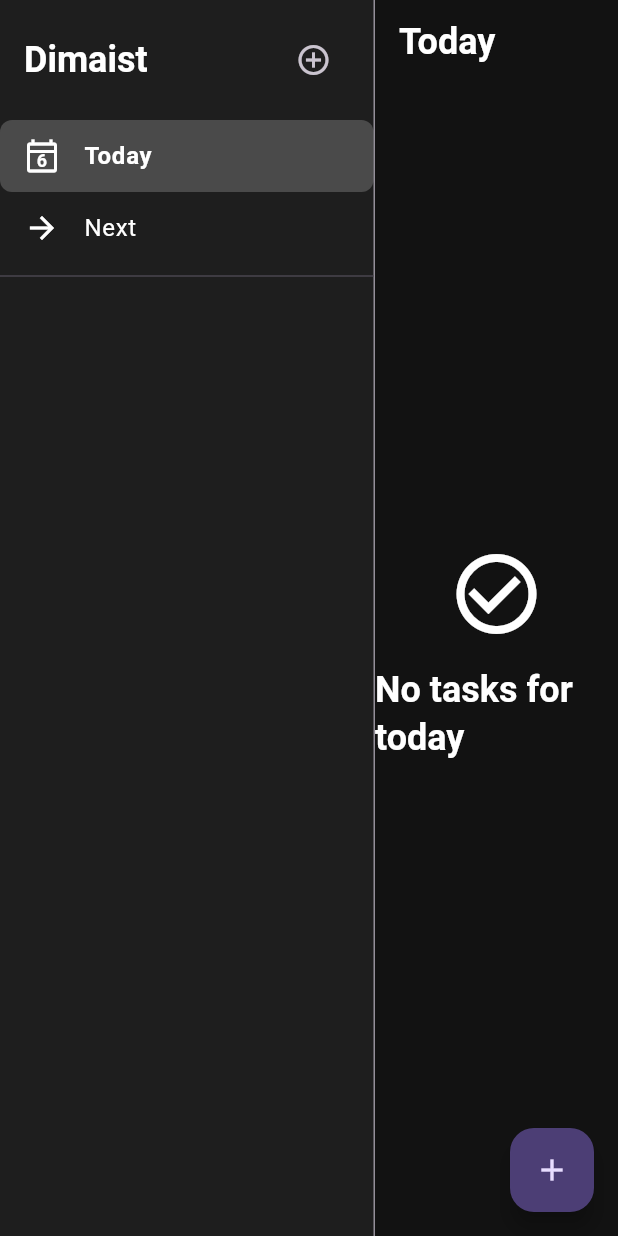
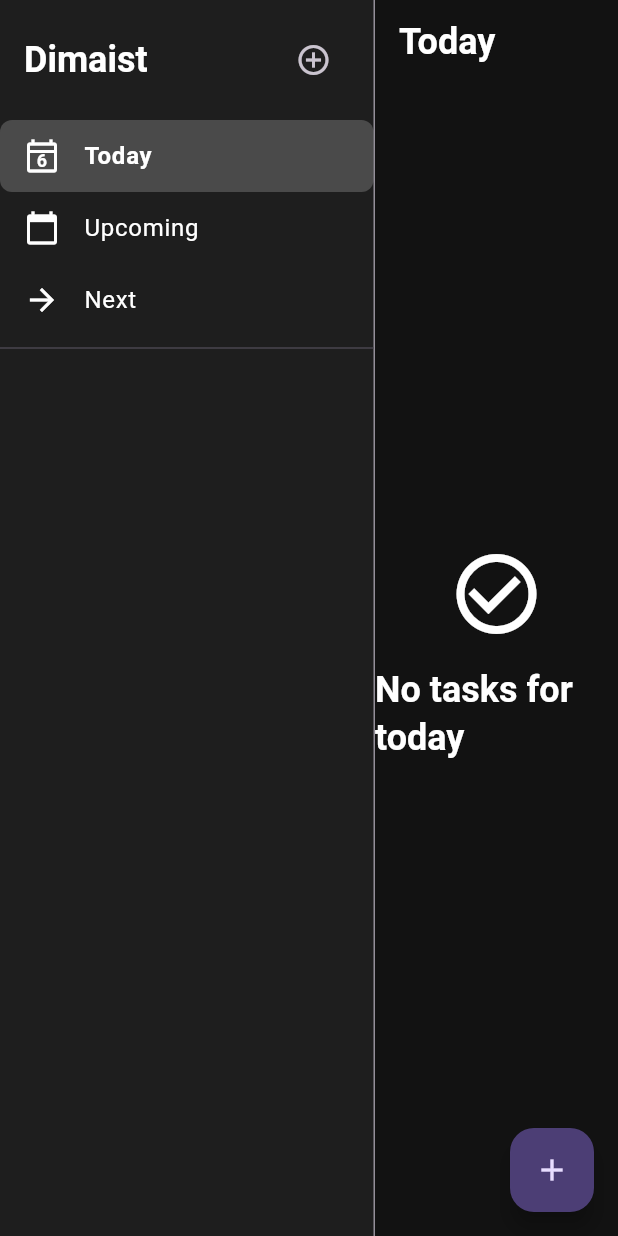
Before and after one commit to festeh/goals, a Flutter app: the screen it shows after launch, after a tap on the "add circle outline" icon, on a phone screen of 412 x 824 dp. Run offline on Flutter 3.47's test engine with Material 3 defaults, Android fonts, the phone set to English and light mode, and no system bars; our stand-ins replace google_fonts; missing offline and left inert: tray_manager; network calls fail.

Commit message:
upcoming

```diff
--- a/frontend/lib/screens/task_screen.dart
+++ b/frontend/lib/screens/task_screen.dart
@@ -37,6 +37,17 @@ class TaskScreenState extends State<TaskScreen> {
         final taskDueDate =
             DateTime(task.dueDate!.year, task.dueDate!.month, task.dueDate!.day);
         return taskDueDate.isAtSameMomentAs(today);
+      }).toList();
+    } else if (widget.customView?.name == 'Upcoming') {
+      final now = DateTime.now();
+      final today = DateTime(now.year, now.month, now.day);
+      final sevenDaysFromNow = today.add(const Duration(days: 7));
+      return _cachingService.tasks.where((task) {
+        if (task.dueDate == null || task.completedAt != null) return false;
+        final taskDueDate =
+            DateTime(task.dueDate!.year, task.dueDate!.month, task.dueDate!.day);
+        return taskDueDate.isAfter(today) &&
+            taskDueDate.isBefore(sevenDaysFromNow);
       }).toList();
     } else if (widget.customView?.name == 'Next') {
       return _cachingService.tasks
--- a/frontend/lib/widgets/custom_view_widget.dart
+++ b/frontend/lib/widgets/custom_view_widget.dart
@@ -11,6 +11,7 @@ class CustomView {
 class CustomViewWidget extends StatelessWidget {
   static final List<CustomView> customViews = [
     const CustomView(name: 'Today', icon: Icons.today),
+    const CustomView(name: 'Upcoming', icon: Icons.calendar_today),
     const CustomView(name: 'Next', icon: Icons.arrow_forward),
   ];
 
```
